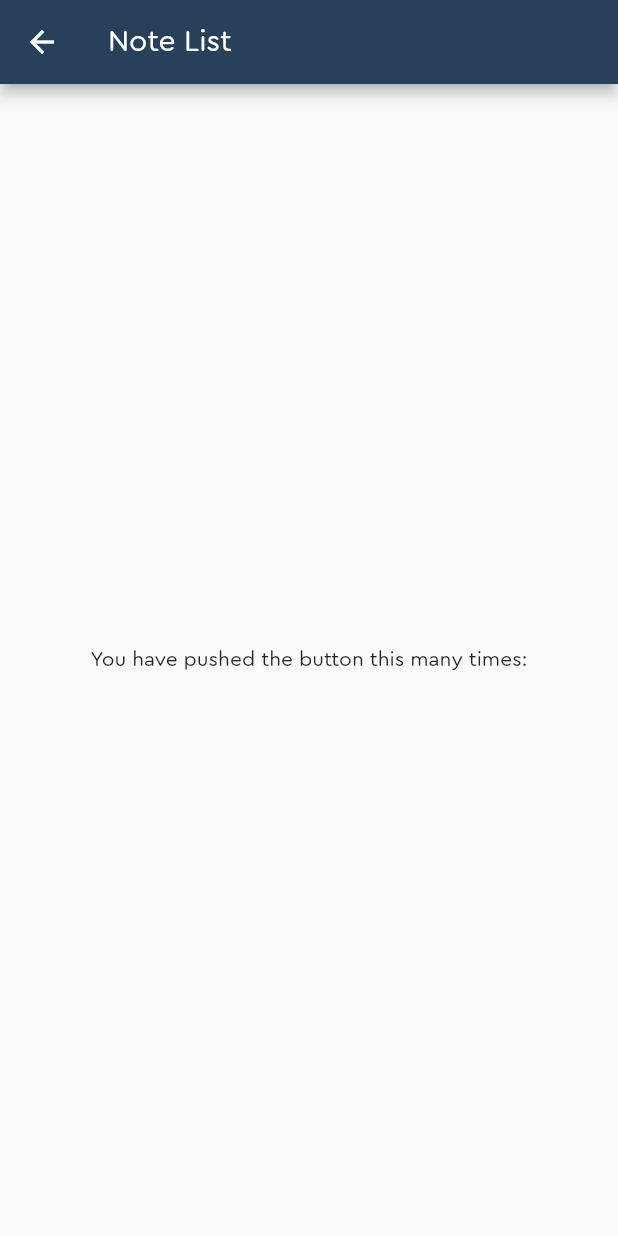
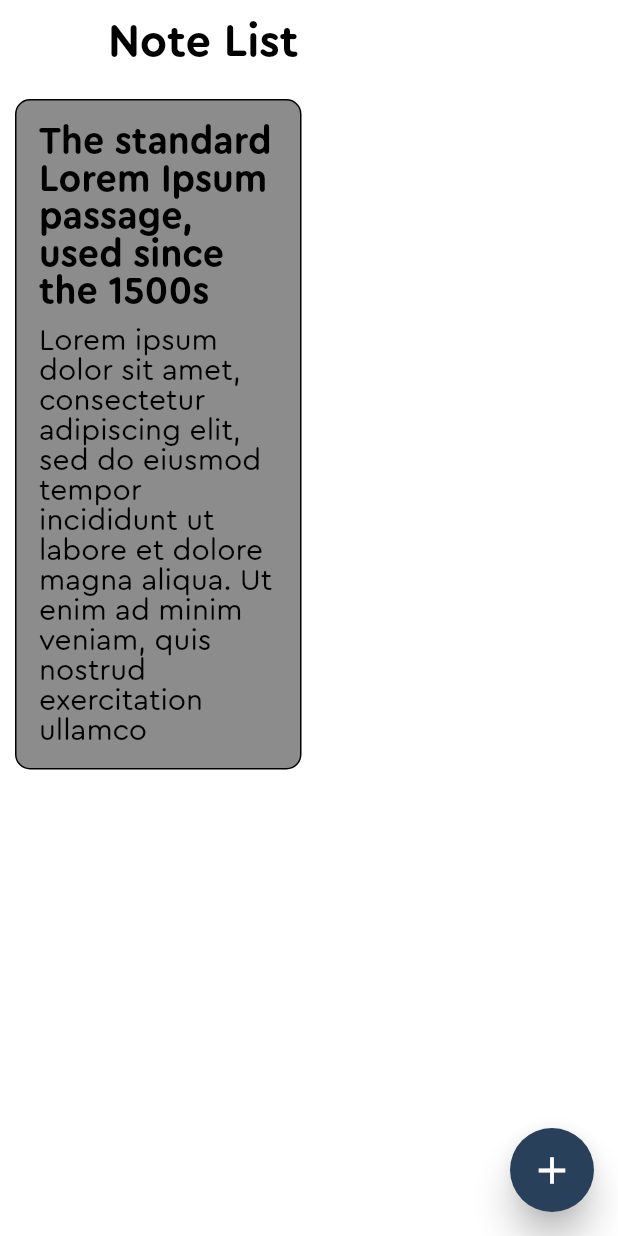
Before and after one commit to hverby/notey, a Flutter app: the MyHomePage screen opened by its route, on a phone screen of 412 x 824 dp. Run offline on Flutter 3.47's test engine with Material 2 defaults, Android fonts, the phone set to English and light mode, and no system bars; our stand-ins replace font_awesome_flutter.

Commit message:
Provider & GridView

```diff
--- /dev/null
+++ b/lib/models/Note.dart
@@ -0,0 +1,9 @@
+import 'package:flutter/material.dart';
+
+class Note {
+  String title;
+  String desc;
+  DateTime dateTime;
+  Color color;
+  Note({required this.title, required this.desc, required this.dateTime, required this.color});
+}
--- /dev/null
+++ b/lib/providers/NoteProvider.dart
@@ -0,0 +1,30 @@
+import 'dart:collection';
+
+import 'package:flutter/material.dart';
+import 'package:note/models/Note.dart';
+
+class NoteProvider with ChangeNotifier{
+
+  List<Note> _notes = [Note(title: "The standard Lorem Ipsum passage, used since the 1500s",
+      desc: "Lorem ipsum dolor sit amet, consectetur adipiscing elit, sed do eiusmod tempor incididunt ut labore et dolore magna aliqua. Ut enim ad minim veniam, quis nostrud exercitation ullamco",
+      dateTime: DateTime.now(), color: Colors.black45)];
+
+  void addNote(Note note){
+    _notes.add(note);
+    notifyListeners();
+  }
+  //UnmodifiableListView<Note> get allNotes => UnmodifiableListView(_notes);
+  get allNotes => _notes;
+
+  void deleteNote(DateTime dateTime){
+    int index = _notes.indexWhere((element) => element.dateTime == dateTime);
+    _notes.removeAt(index);
+    notifyListeners();
+  }
+
+  void updateNote(Note note){
+    int index = _notes.indexWhere((element) => element.dateTime == note.dateTime);
+    _notes[index] = note;
+    notifyListeners();
+  }
+}
--- a/lib/screens/auth/widgets/signIn.dart
+++ b/lib/screens/auth/widgets/signIn.dart
@@ -58,6 +58,7 @@ class _SignInState extends State<SignIn> {
                                 controller: emailController,
                                 autofocus: true,
                                 keyboardType: TextInputType.emailAddress,
+                                textInputAction: TextInputAction.next,
                                 //maxLines: 15,
                                 //minLines: 10,
                                 decoration: textInputDecoration.copyWith(hintText: 'test@gmail.com', label: Text("Email")),
--- a/lib/screens/home/homePage.dart
+++ b/lib/screens/home/homePage.dart
@@ -1,4 +1,10 @@
 import 'package:flutter/material.dart';
+import 'package:flutter_staggered_grid_view/flutter_staggered_grid_view.dart';
+import 'package:provider/provider.dart';
+
+import '../../providers/NoteProvider.dart';
+import '../../shared/widgets/colors.dart';
+import '../add/addPage.dart';
 
 class MyHomePage extends StatefulWidget {
   static const routeName = "/home";
@@ -11,20 +17,77 @@ class MyHomePage extends StatefulWidget {
 class _MyHomePageState extends State<MyHomePage> {
   @override
   Widget build(BuildContext context) {
+    final value = Provider.of<NoteProvider>(context).allNotes;
+    print('Value-----------');
+    print(value);
+
     return Scaffold(
+      backgroundColor: Colors.white,
       appBar: AppBar(
-        title: Text("Note List"),
+        backgroundColor: Colors.white,
+        title: Text("Note List", style: TextStyle(color: Colors.black, fontFamily: 'ceraBold', fontSize: 30),),
+        elevation: 0,
+        actions: [
+        ],
       ),
-      body: Center(
-        child: Column(
-          mainAxisAlignment: MainAxisAlignment.center,
-          children: <Widget>[
-            Text(
-              'You have pushed the button this many times:',
-            ),
-          ],
+      body: SafeArea(
+        child: Container(
+            padding: EdgeInsets.symmetric(horizontal: 10, vertical: 10),
+            child: Consumer<NoteProvider>(
+              builder: (context, noteProvider, _){
+                return noteProvider.allNotes.isEmpty ?
+                Center(
+                  child: Text("Nothing for the moment...", style: TextStyle(fontSize: 20, color: Colors.black)),
+                )
+                    : MasonryGridView.builder(
+                      crossAxisSpacing: 10,
+                      mainAxisSpacing: 10,
+                      gridDelegate: SliverSimpleGridDelegateWithFixedCrossAxisCount(crossAxisCount: 2),
+                      itemCount: noteProvider.allNotes.length,
+                      itemBuilder: (context, i){
+                    return Container(
+                      padding: EdgeInsets.symmetric(horizontal: 15, vertical: 15),
+                      child: Column(
+                        crossAxisAlignment: CrossAxisAlignment.start,
+                        children: [
+                          Text(noteProvider.allNotes[i].title, style: TextStyle(fontFamily: 'ceraBold', fontSize: 25, color: Colors.black),),
+                          SizedBox(height: 10,),
+                          Text(noteProvider.allNotes[i].desc, style: TextStyle(fontSize: 20, color: Colors.black))
+                        ],
+                      ),
+                      decoration: BoxDecoration(
+                          color: noteProvider.allNotes[i].color,
+                          borderRadius: BorderRadius.all(Radius.circular(10)),
+                          border: Border.all(color: Colors.black, width: 1)
+                      ),
+                    );
+                  },
+                );
+              },
+            )
         ),
       ),
+      floatingActionButton: FloatingActionButton(
+        onPressed: (){
+          _showFullModal(context);
+        },
+        backgroundColor: darkBlue,
+        elevation: 10,
+        tooltip: 'Add Note',
+        child: Icon(Icons.add, size: 30,),
+      ), // This trailing comma makes auto-formatting nicer for build methods.
+    );
+  }
+
+  _showFullModal(context) {
+    showGeneralDialog(
+      context: context,
+      barrierDismissible: false, // should dialog be dismissed when tapped outside
+      barrierLabel: "Modal", // label for barrier
+      transitionDuration: Duration(milliseconds: 150), // how long it takes to popup dialog after button click
+      pageBuilder: (_, __, ___) { // your widget implementation
+        return AddNotePage();
+      },
     );
   }
 }
```
Also changed, not shown: lib/main.dart (+9 -1 lines), lib/screens/add/addPage.dart (+53 -0 lines), pubspec.yaml (+1 -10 lines), pubspec.lock, 1 other file.
